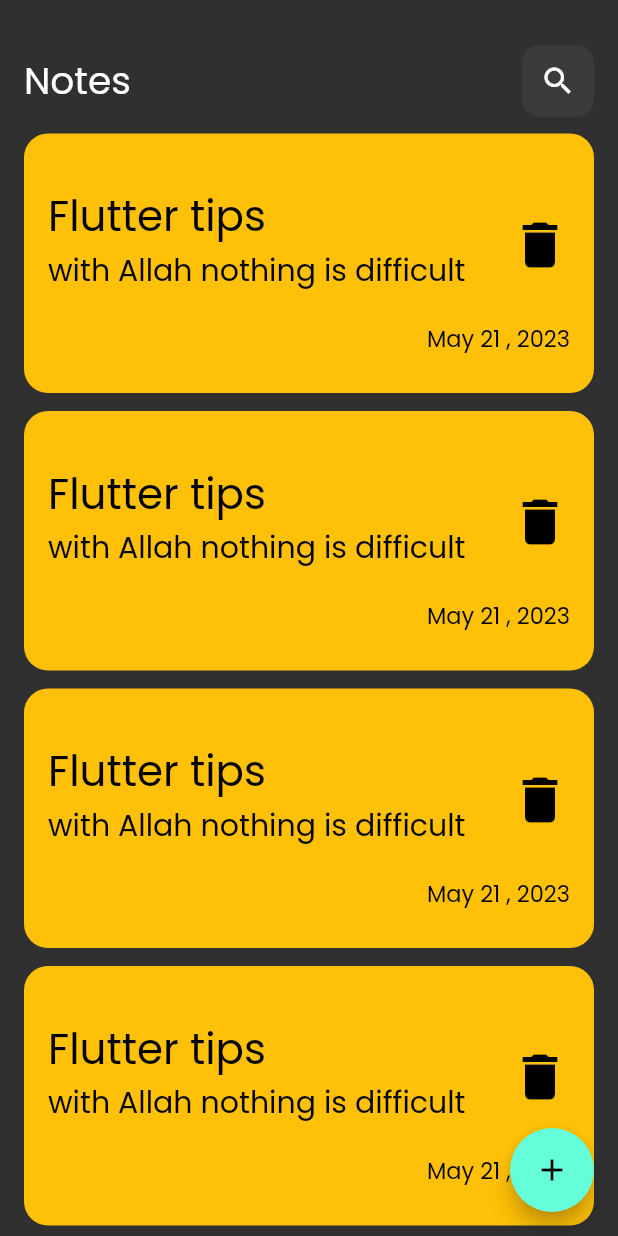
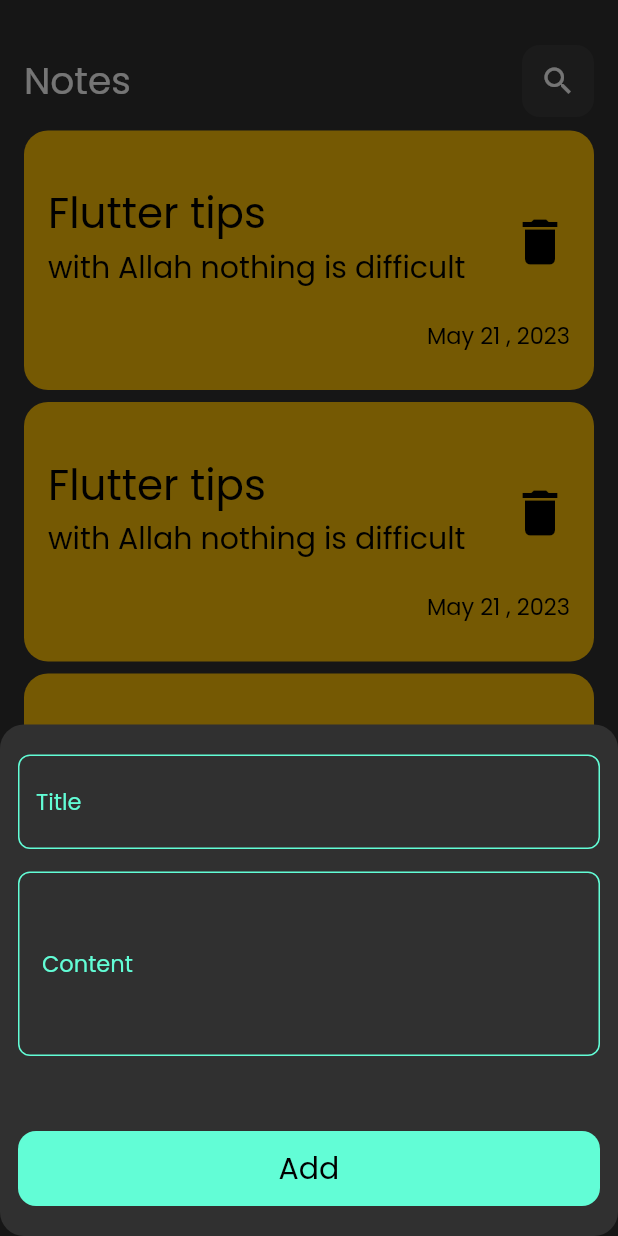
Before and after one commit to AhmedNasser24/Note_App, a Flutter app: the screen it shows after launch, after a tap on the "add" icon, on a phone screen of 412 x 824 dp. Run offline on Flutter 3.47's test engine with Material 2 defaults, Android fonts, the phone set to English and light mode, and no system bars; our stand-ins replace gap.

Commit message:
finish modal bottom sheet and create edit note view

```diff
--- /dev/null
+++ b/lib/constant.dart
@@ -0,0 +1,3 @@
+import 'package:flutter/material.dart';
+
+const Color kPrimaryColor = Color(0xff62FDD6) ;
--- /dev/null
+++ b/lib/views/edit_note_view.dart
@@ -0,0 +1,15 @@
+import 'package:flutter/material.dart';
+
+import '../widget/edit_note_view_body.dart';
+
+
+class EditNoteView extends StatelessWidget {
+  const EditNoteView({super.key});
+
+  @override
+  Widget build(BuildContext context) {
+    return Scaffold(
+      body: EditNoteViewBody(),
+    );
+  }
+}
--- a/lib/views/note_view.dart
+++ b/lib/views/note_view.dart
@@ -1,5 +1,8 @@
 import 'package:flutter/material.dart';
+import 'package:gap/gap.dart';
 
+import '../widget/custom_button.dart';
+import '../widget/custom_text_form_field.dart';
 import '../widget/note_app_body.dart';
 
 class NoteView extends StatelessWidget {
@@ -8,9 +11,45 @@ class NoteView extends StatelessWidget {
   @override
   Widget build(BuildContext context) {
     return Scaffold(
-      floatingActionButton:
-          FloatingActionButton(onPressed: () {}, child: const Icon(Icons.add)),
+      floatingActionButton: FloatingActionButton(
+        onPressed: () {
+          showModalBottomSheet(
+            shape:
+                RoundedRectangleBorder(borderRadius: BorderRadius.circular(16)),
+            context: context,
+            builder: (context) => const AddNoteBottomSheet(),
+          );
+        },
+        child: const Icon(Icons.add),
+      ),
       body: const NoteAppBody(),
     );
   }
 }
+
+class AddNoteBottomSheet extends StatelessWidget {
+  const AddNoteBottomSheet({super.key});
+
+  @override
+  Widget build(BuildContext context) {
+    return Padding(
+      padding: const EdgeInsets.symmetric(horizontal: 12),
+      child: SingleChildScrollView(
+        child: Column(
+          children: [
+            const Gap(20),
+            CustomTextFormField(onChanged: (data) {}, hintText: 'Title'),
+            const Gap(15),
+            CustomTextFormField(onChanged: (data) {}, hintText: 'Content',
+            contentPadding: const EdgeInsets.symmetric(horizontal: 16 , vertical: 50),
+
+            ),
+            const Gap(50) ,
+            CustomButton(text: 'Add', onTap: (){} , textColor: Colors.black,) ,
+            const Gap(20),
+          ],
+        ),
+      ),
+    );
+  }
+}
--- /dev/null
+++ b/lib/widget/custom_button.dart
@@ -0,0 +1,37 @@
+import 'package:flutter/material.dart';
+
+import '../constant.dart';
+
+
+class CustomButton extends StatelessWidget {
+  const CustomButton({
+    super.key,
+    required this.text,
+    required this.onTap,
+    this.buttonColor,
+    this.textColor,
+  });
+  final String text;
+  final Function() onTap;
+  final Color? buttonColor ;
+  final Color? textColor ;
+  @override
+  Widget build(BuildContext context) {
+    return GestureDetector(
+      onTap: onTap,
+      child: Container(
+          width: double.infinity,
+          height: 50,
+          decoration: BoxDecoration(
+              color: kPrimaryColor, borderRadius: BorderRadius.circular(12)),
+          child: Center(
+              child: Text(
+            text,
+            style: TextStyle(
+              color: textColor,
+              fontSize: 20,
+            ),
+          ))),
+    );
+  }
+}
--- a/lib/widget/custom_note_item.dart
+++ b/lib/widget/custom_note_item.dart
@@ -1,14 +1,24 @@
 import 'package:flutter/material.dart';
 import 'package:gap/gap.dart';
+import 'package:note_app/views/edit_note_view.dart';
 
 class NoteItem extends StatelessWidget {
   const NoteItem({super.key});
 
   @override
   Widget build(BuildContext context) {
-    return Container(
-      margin: const EdgeInsets.symmetric(vertical: 6),
-      padding: const EdgeInsets.only(left: 16, right: 16, bottom: 25, top: 30),
+    return GestureDetector(
+      onTap: () =>
+        Navigator.push(
+            context,
+            MaterialPageRoute(
+              builder: (context) => const EditNoteView(),
+            )),
+
+      child: Container(
+        margin: const EdgeInsets.symmetric(vertical: 4),
+        padding:
+            const EdgeInsets.only(left: 16, right: 16, bottom: 25, top: 30),
         decoration: BoxDecoration(
             color: Colors.amber, borderRadius: BorderRadius.circular(16)),
         child: Column(
@@ -39,6 +49,7 @@ class NoteItem extends StatelessWidget {
             )
           ],
         ),
+      ),
     );
   }
 }
--- /dev/null
+++ b/lib/widget/custom_text_form_field.dart
@@ -0,0 +1,47 @@
+import 'package:flutter/material.dart';
+
+import '../constant.dart';
+
+
+
+
+class CustomTextFormField extends StatelessWidget {
+  CustomTextFormField({
+    super.key,
+    required this.onChanged ,
+    required this.hintText,
+    this.validator,
+    this.keyboardType,
+    this.contentPadding,
+  });
+  Function(String)? onChanged ;
+  final String hintText;
+  TextInputType? keyboardType ;
+  String? Function(String?)? validator ;
+  EdgeInsetsGeometry? contentPadding ;
+  @override
+  Widget build(BuildContext context) {
+    return TextFormField(
+      validator: validator ,
+      keyboardType: TextInputType.datetime,
+      onChanged: onChanged ,
+
+      decoration: InputDecoration(
+        hintText: hintText,
+        contentPadding: contentPadding,
+        hintStyle: const TextStyle(color: kPrimaryColor , fontSize: 15),
+        enabledBorder: OutlineInputBorder(
+          borderSide: const BorderSide(color: kPrimaryColor),
+          borderRadius: BorderRadius.circular(8),
+        ),
+        focusedBorder:OutlineInputBorder(
+          borderSide: const BorderSide(color: kPrimaryColor, width: 2),
+          borderRadius: BorderRadius.circular(8),
+        ) ,
+        border: OutlineInputBorder(
+          borderRadius: BorderRadius.circular(8),
+        ),
+      ),
+    );
+  }
+}
--- /dev/null
+++ b/lib/widget/edit_note_view_body.dart
@@ -0,0 +1,11 @@
+import 'package:flutter/material.dart';
+
+
+class EditNoteViewBody extends StatelessWidget {
+  const EditNoteViewBody({super.key});
+
+  @override
+  Widget build(BuildContext context) {
+    return Container();
+  }
+}
```
Lines whose indentation alone changed are shown as unchanged.
